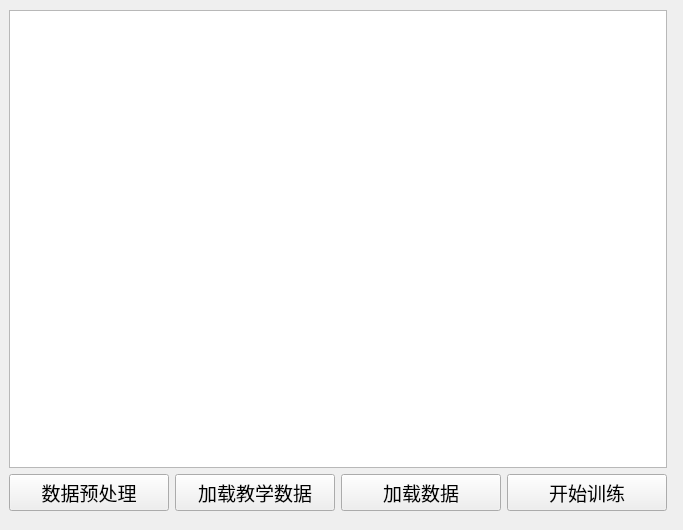
leechfile/bpnet-edu, file data_windows.ui: the form before one commit.
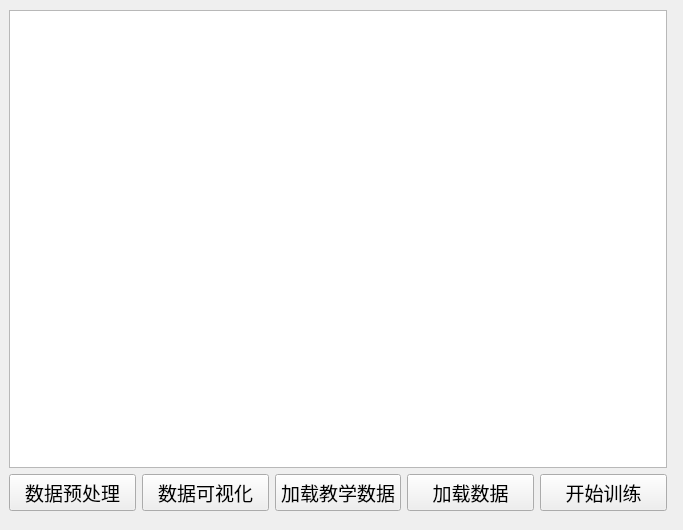
The form after the commit.

Patch:
```diff
--- a/data_windows.ui
+++ b/data_windows.ui
@@ -41,6 +41,13 @@
         </property>
        </widget>
       </item>
+      <item>
+       <widget class="QPushButton" name="Vis_btn">
+        <property name="text">
+         <string>数据可视化</string>
+        </property>
+       </widget>
+      </item>
       <item>
        <widget class="QPushButton" name="Edu_btn">
         <property name="text">
```
Left out of the diff: 11 changed lines with no effect on the pictures.
